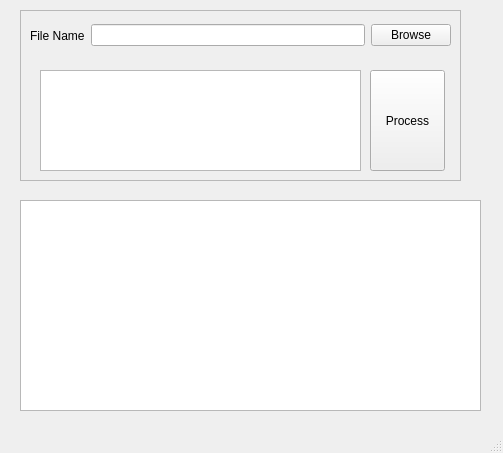
Qt form mainwindow.ui (wololo-aeyoyo/Xml-a-Json) before a commit.
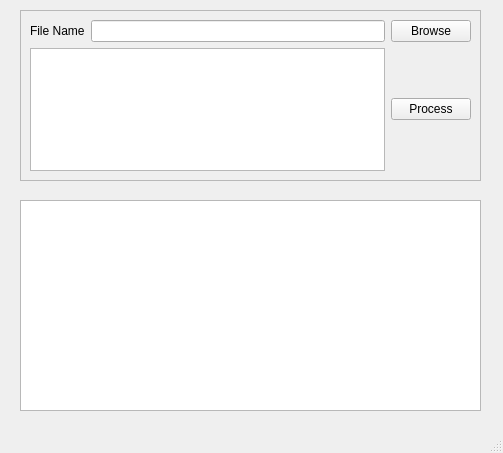
The same form after that commit.

The edit to the form file:
```diff
--- a/mainwindow.ui
+++ b/mainwindow.ui
@@ -29,7 +29,7 @@
      <rect>
       <x>20</x>
       <y>10</y>
-      <width>441</width>
+      <width>461</width>
       <height>171</height>
      </rect>
     </property>
@@ -39,41 +39,16 @@
     <property name="frameShadow">
      <enum>QFrame::Raised</enum>
     </property>
-    <widget class="QTextEdit" name="textEdit">
-     <property name="geometry">
-      <rect>
-       <x>20</x>
-       <y>60</y>
-       <width>321</width>
-       <height>101</height>
-      </rect>
-     </property>
-    </widget>
-    <widget class="QPushButton" name="pushButton_2">
-     <property name="geometry">
-      <rect>
-       <x>350</x>
-       <y>60</y>
-       <width>75</width>
-       <height>101</height>
-      </rect>
-     </property>
-     <property name="text">
-      <string>Process</string>
-     </property>
-    </widget>
-    <widget class="QWidget" name="">
-     <property name="geometry">
-      <rect>
-       <x>10</x>
-       <y>10</y>
-       <width>421</width>
-       <height>31</height>
-      </rect>
-     </property>
+    <layout class="QGridLayout" name="gridLayout">
+     <item row="0" column="0" colspan="2">
      <layout class="QHBoxLayout" name="horizontalLayout">
       <item>
        <widget class="QLabel" name="label">
+         <property name="font">
+          <font>
+           <pointsize>9</pointsize>
+          </font>
+         </property>
         <property name="text">
          <string>File Name</string>
         </property>
@@ -90,7 +65,18 @@
        </widget>
       </item>
      </layout>
-    </widget>
+     </item>
+     <item row="1" column="0">
+      <widget class="QTextEdit" name="textEdit"/>
+     </item>
+     <item row="1" column="1">
+      <widget class="QPushButton" name="pushButton_2">
+       <property name="text">
+        <string>Process</string>
+       </property>
+      </widget>
+     </item>
+    </layout>
    </widget>
   </widget>
   <widget class="QMenuBar" name="menubar">
```
Lines whose indentation alone changed are shown as unchanged.
